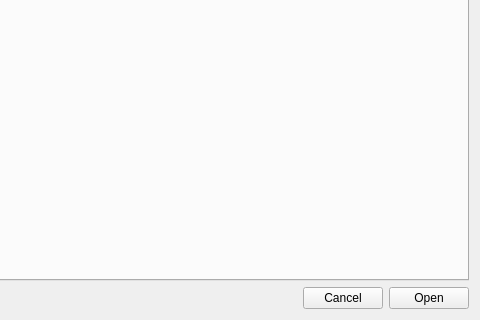
Old version of the form resources/file_open_form.ui in the repository shotgunsoftware/tk-multi-workfiles2; both pictures show x 432 to 912 and y 399 to 719 of the 912 by 719 pixel window.
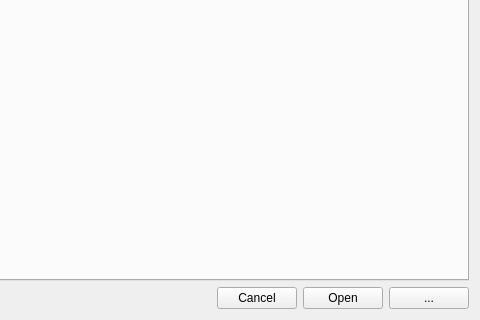
New version of the form. Custom widgets are drawn as their Qt base class.

```diff
--- a/resources/file_open_form.ui
+++ b/resources/file_open_form.ui
@@ -114,11 +114,25 @@
      </item>
      <item>
       <widget class="QPushButton" name="open_btn">
+       <property name="styleSheet">
+        <string notr="true">#open_btn {
+}</string>
+       </property>
        <property name="text">
         <string>Open</string>
        </property>
       </widget>
      </item>
+     <item>
+      <widget class="QPushButton" name="open_options_btn">
+       <property name="text">
+        <string>...</string>
+       </property>
+       <property name="flat">
+        <bool>false</bool>
+       </property>
+      </widget>
+     </item>
     </layout>
    </item>
   </layout>
```
Left out of the diff: 4 changed lines with no effect on the pictures.
